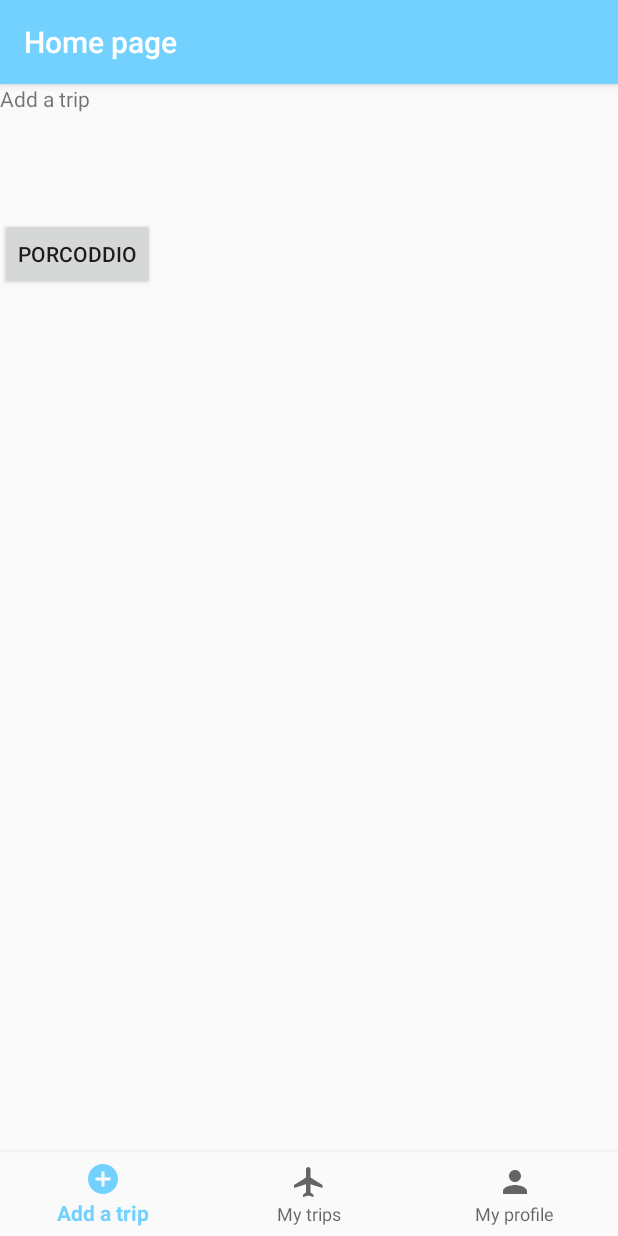
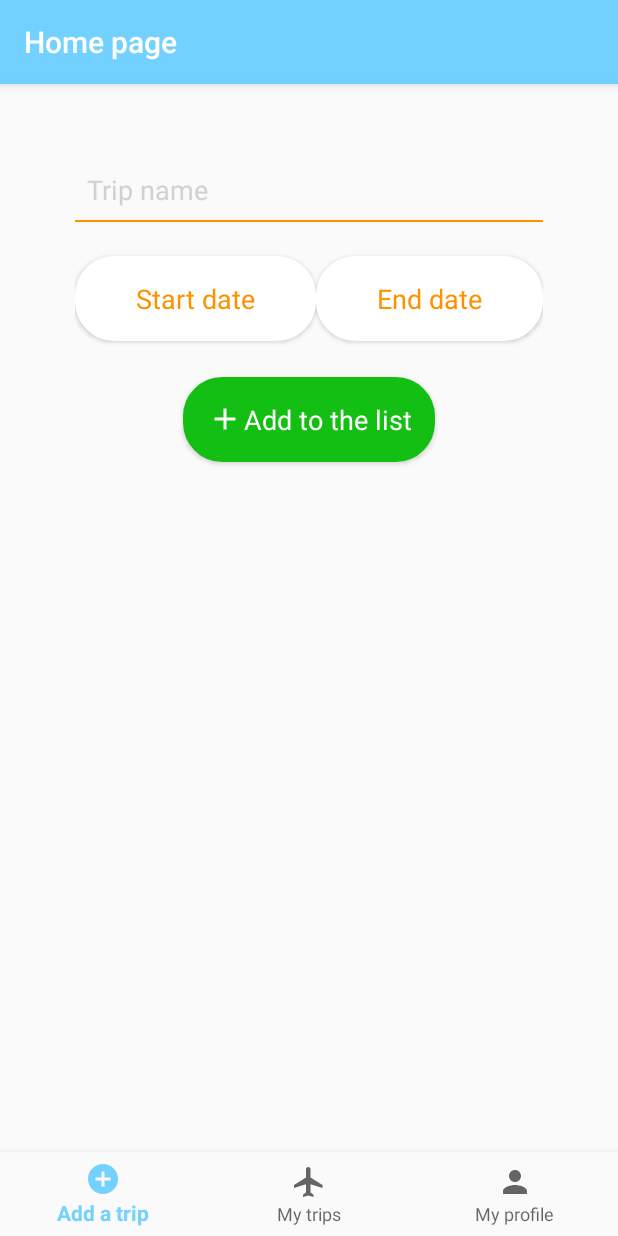
Before and after one commit to Dhug95/MyTravel, an Android app: the AddTripFragment screen opened directly, with no data from a screen before it, on a phone screen of 412 x 824 dp. Run offline under Robolectric (Android 15) with nearby library versions, the phone set to English and light mode, and no system bars.

Commit message:
Created "Add a trip" page (1st draft)

```diff
--- a/app/src/main/java/com/example/francesco/mytravel/AddTripFragment.java
+++ b/app/src/main/java/com/example/francesco/mytravel/AddTripFragment.java
@@ -1,19 +1,26 @@
 package com.example.francesco.mytravel;
 
 
+import android.content.Intent;
 import android.os.Bundle;
+import android.support.design.widget.FloatingActionButton;
+import android.support.v4.app.DialogFragment;
 import android.support.v4.app.Fragment;
 import android.view.LayoutInflater;
 import android.view.View;
 import android.view.ViewGroup;
+import android.widget.Button;
 import android.widget.TextView;
+import android.widget.Toast;
 
 
 /**
  * A simple {@link Fragment} subclass.
  */
-public class AddTripFragment extends Fragment {
+public class AddTripFragment extends Fragment implements View.OnClickListener {
 
+    private static final String TOKEN =
+            "com.example.francesco.mytravel.extra.TOKEN";
 
     public AddTripFragment() {
         // Required empty public constructor
@@ -23,8 +30,41 @@ public class AddTripFragment extends Fragment {
     @Override
     public View onCreateView(LayoutInflater inflater, ViewGroup container,
                              Bundle savedInstanceState) {
+
+        String token = getArguments().getString(TOKEN);
+
         // Inflate the layout for this fragment
-        return inflater.inflate(R.layout.fragment_add_trip, container, false);
+        View v = inflater.inflate(R.layout.fragment_add_trip, container, false);
+
+        TextView mTripName = (TextView) v.findViewById(R.id.trip_name_create);
+        Button startDateButton = (Button) v.findViewById(R.id.start_date_button);
+        Button endDateButton = (Button) v.findViewById(R.id.end_date_button);
+
+        startDateButton.setOnClickListener(this);
+        endDateButton.setOnClickListener(this);
+
+        return v;
+    }
+
+    @Override
+    public void onClick(View v) {
+        switch (v.getId()) {
+            case R.id.start_date_button:
+                showDatePickerDialog(v);
+                break;
+
+            case R.id.end_date_button:
+                showDatePickerDialog(v);
+
+            default:
+                break;
+        }
+    }
+
+    public void showDatePickerDialog(View v) {
+        DialogFragment newFragment = new DatePickerFragment();
+        newFragment.show(getFragmentManager(),
+                v.getTag().toString());
     }
 
 }
--- /dev/null
+++ b/app/src/main/java/com/example/francesco/mytravel/DatePickerFragment.java
@@ -0,0 +1,43 @@
+package com.example.francesco.mytravel;
+
+
+import android.app.DatePickerDialog;
+import android.app.Dialog;
+import android.os.Bundle;
+import android.support.annotation.NonNull;
+import android.support.v4.app.DialogFragment;
+import android.support.v4.app.Fragment;
+import android.util.Log;
+import android.view.LayoutInflater;
+import android.view.View;
+import android.view.ViewGroup;
+import android.widget.DatePicker;
+import android.widget.TextView;
+
+import java.util.Calendar;
+
+/**
+ * A simple {@link Fragment} subclass.
+ */
+public class DatePickerFragment extends DialogFragment implements DatePickerDialog.OnDateSetListener {
+
+    @NonNull
+    @Override
+    public Dialog onCreateDialog(Bundle savedInstanceState) {
+        // Use the current date as the default date in the picker.
+        final Calendar c = Calendar.getInstance();
+        int year = c.get(Calendar.YEAR);
+        int month = c.get(Calendar.MONTH);
+        int day = c.get(Calendar.DAY_OF_MONTH);
+
+        // Create a new instance of DatePickerDialog and return it.
+        return new DatePickerDialog(getActivity(), this, year, month, day);
+    }
+
+    public void onDateSet(DatePicker view, int year, int month, int day) {
+        // Set the activity
+        LoggedHomeActivity activity = (LoggedHomeActivity) getActivity();
+        // Invoke processDatePickerResult() method.
+        activity.processDatePickerResult(year, month, day, getTag());
+    }
+}
--- a/app/src/main/java/com/example/francesco/mytravel/LoggedHomeActivity.java
+++ b/app/src/main/java/com/example/francesco/mytravel/LoggedHomeActivity.java
@@ -4,6 +4,7 @@ import android.content.Intent;
 import android.os.Bundle;
 import android.support.annotation.NonNull;
 import android.support.design.widget.BottomNavigationView;
+import android.support.v4.app.DialogFragment;
 import android.support.v4.app.Fragment;
 import android.support.v4.app.FragmentTransaction;
 import android.support.v7.app.AppCompatActivity;
@@ -11,6 +12,7 @@ import android.util.Log;
 import android.view.MenuItem;
 import android.view.View;
 import android.widget.TextView;
+import android.widget.Toast;
 
 public class LoggedHomeActivity extends AppCompatActivity {
 
@@ -31,9 +33,11 @@ public class LoggedHomeActivity extends AppCompatActivity {
 
             switch (item.getItemId()) {
                 case R.id.navigation_add_trip:
+                    addTripFragment.setArguments(bundle);
                     setFragment(addTripFragment);
                     return true;
                 case R.id.navigation_trips:
+                    tripsFragment.setArguments(bundle);
                     setFragment(tripsFragment);
                     return true;
                 case R.id.navigation_profile:
@@ -66,10 +70,22 @@ public class LoggedHomeActivity extends AppCompatActivity {
         tripsFragment = new TripsFragment();
         profileFragment = new ProfileFragment();
 
+        addTripFragment.setArguments(bundle);
         setFragment(addTripFragment);
 
         BottomNavigationView navigation = (BottomNavigationView) findViewById(R.id.navigation);
         navigation.setOnNavigationItemSelectedListener(mOnNavigationItemSelectedListener);
 
     }
+
+    public void processDatePickerResult(int year, int month, int day, String tag) {
+        String month_string = Integer.toString(month + 1);
+        String day_string = Integer.toString(day);
+        String year_string = Integer.toString(year);
+        // Assign the concatenated strings to dateMessage.
+        String dateMessage = (month_string + "/" +
+                day_string + "/" + year_string);
+        Toast.makeText(this, tag + ": " + dateMessage,
+                Toast.LENGTH_SHORT).show();
+    }
 }
--- a/app/src/main/java/com/example/francesco/mytravel/ProfileFragment.java
+++ b/app/src/main/java/com/example/francesco/mytravel/ProfileFragment.java
@@ -3,12 +3,14 @@ package com.example.francesco.mytravel;
 
 import android.content.Intent;
 import android.os.Bundle;
+import android.support.design.widget.FloatingActionButton;
 import android.support.v4.app.Fragment;
 import android.view.LayoutInflater;
 import android.view.View;
 import android.view.ViewGroup;
 import android.widget.Button;
 import android.widget.TextView;
+import android.widget.Toast;
 
 
 /**
@@ -36,7 +38,9 @@ public class ProfileFragment extends Fragment implements View.OnClickListener {
         TextView mEmailInfo = (TextView) v.findViewById(R.id.email_text);
 
         Button logout = (Button) v.findViewById(R.id.logout_button);
+        FloatingActionButton fab = (FloatingActionButton) v.findViewById(R.id.fab_profile);
         logout.setOnClickListener(this);
+        fab.setOnClickListener(this);
 
         new GetProfileInfo(getContext(), mUsernameInfo, mEmailInfo).execute(token);
 
@@ -51,6 +55,11 @@ public class ProfileFragment extends Fragment implements View.OnClickListener {
                 startActivity(intent);
                 break;
 
+            case R.id.fab_profile:
+                Toast toast = Toast.makeText(getContext(), "FAB del profilo", Toast.LENGTH_LONG);
+                toast.show();
+                break;
+
             default:
                 break;
         }
--- a/app/src/main/java/com/example/francesco/mytravel/SendLoginData.java
+++ b/app/src/main/java/com/example/francesco/mytravel/SendLoginData.java
@@ -37,9 +37,6 @@ public class SendLoginData extends AsyncTask<String, Void, String> {
                 success = jsonObject.getString("success");
                 message = jsonObject.getString("message");
 
-                Toast t = Toast.makeText(mContext, message, Toast.LENGTH_LONG);
-                t.show();
-
                 if (success.equals("true")) {
                     // Show the token
                     token = jsonObject.getString("token");
@@ -49,7 +46,9 @@ public class SendLoginData extends AsyncTask<String, Void, String> {
                     intent.setFlags(Intent.FLAG_ACTIVITY_NEW_TASK);
                     intent.putExtra(TOKEN, token);
                     mContext.startActivity(intent);
-
+                } else {
+                    Toast t = Toast.makeText(mContext, message, Toast.LENGTH_LONG);
+                    t.show();
                 }
             } catch (Exception e) {
                 e.printStackTrace();
--- /dev/null
+++ b/app/src/main/res/drawable/background_create.xml
@@ -0,0 +1,18 @@
+<?xml version="1.0" encoding="utf-8"?>
+<shape
+    xmlns:android="http://schemas.android.com/apk/res/android">
+    <stroke
+        android:width="2dp"
+        android:color="#12bf12"/>
+    <corners
+        android:radius="25dp" />
+
+    <padding
+        android:left="2dp"
+        android:right="2dp"
+        android:top="2dp"
+        android:bottom="2dp"/>
+
+    <solid android:color="#12bf12"/>
+
+</shape>
--- /dev/null
+++ b/app/src/main/res/drawable/ic_add_white_24dp.xml
@@ -0,0 +1,5 @@
+<vector android:height="24dp" android:tint="#FFFFFF"
+    android:viewportHeight="24.0" android:viewportWidth="24.0"
+    android:width="24dp" xmlns:android="http://schemas.android.com/apk/res/android">
+    <path android:fillColor="#FF000000" android:pathData="M19,13h-6v6h-2v-6H5v-2h6V5h2v6h6v2z"/>
+</vector>
--- a/app/src/main/res/layout/fragment_add_trip.xml
+++ b/app/src/main/res/layout/fragment_add_trip.xml
@@ -4,19 +4,88 @@
     android:id="@+id/add_trip_fragment"
     android:layout_width="match_parent"
     android:layout_height="match_parent"
+    android:padding="@dimen/home_padding"
     tools:context=".AddTripFragment">
 
-    <TextView
+    <EditText
+        android:id="@+id/trip_name_create"
         android:layout_width="match_parent"
-        android:layout_height="match_parent"
-        android:text="@string/title_add_trip" />
+        android:layout_height="wrap_content"
+        android:background="@android:color/transparent"
+        android:drawablePadding="12dp"
+        android:hint="@string/trip_name"
+        android:padding="8dp"
+        android:textColor="@color/colorPrimary"
+        android:textColorHint="@color/colorFields" />
+
+    <View
+        android:layout_width="match_parent"
+        android:layout_height="1dp"
+        android:layout_below="@+id/trip_name_create"
+        android:background="@color/colorSecondary" />
+
+    <LinearLayout
+        android:id="@+id/internal_linear"
+        android:layout_width="match_parent"
+        android:layout_height="wrap_content"
+        android:layout_below="@+id/trip_name_create"
+        android:layout_centerHorizontal="true"
+        android:orientation="horizontal">
+
+        <Button
+            android:id="@+id/start_date_button"
+            style="@style/Base.TextAppearance.AppCompat.Body1"
+            android:layout_width="wrap_content"
+            android:layout_height="wrap_content"
+            android:layout_marginBottom="24dp"
+            android:layout_marginTop="24dp"
+            android:layout_weight="1"
+            android:background="@drawable/background_login"
+            android:clickable="true"
+            android:focusable="true"
+            android:padding="@dimen/default_padding"
+            android:tag="@string/start_date"
+            android:text="@string/start_date"
+            android:textAllCaps="false"
+            android:textColor="@color/colorSecondary"
+            android:textSize="18sp" />
+
+        <Button
+            android:id="@+id/end_date_button"
+            style="@style/Base.TextAppearance.AppCompat.Body1"
+            android:layout_width="wrap_content"
+            android:layout_height="wrap_content"
+            android:layout_marginBottom="24dp"
+            android:layout_marginTop="24dp"
+            android:layout_weight="1"
+            android:background="@drawable/background_login"
+            android:clickable="true"
+            android:focusable="true"
+            android:padding="@dimen/default_padding"
+            android:tag="@string/end_date"
+            android:text="@string/end_date"
+            android:textAllCaps="false"
+            android:textColor="@color/colorSecondary"
+            android:textSize="18sp" />
+    </LinearLayout>
 
     <Button
+        android:id="@+id/create_trip"
+        style="@style/Base.TextAppearance.AppCompat.Body1"
         android:layout_width="wrap_content"
         android:layout_height="wrap_content"
-        android:layout_alignParentStart="true"
-        android:layout_alignParentTop="true"
-        android:layout_marginTop="89dp"
-        android:text="Porcoddio" />
+        android:layout_centerHorizontal="true"
+        android:drawableStart="@drawable/ic_add_white_24dp"
+        android:layout_marginBottom="24dp"
+        android:layout_below="@id/internal_linear"
+        android:background="@drawable/background_create"
+        android:clickable="true"
+        android:focusable="true"
+        android:padding="@dimen/default_padding"
+        android:text="@string/add_to_the_list"
+        android:textAllCaps="false"
+        android:textColor="#fff"
+        android:textSize="18sp" />
+
 
 </RelativeLayout>
--- a/app/src/main/res/layout/fragment_profile.xml
+++ b/app/src/main/res/layout/fragment_profile.xml
@@ -71,6 +71,8 @@
         style="@style/Base.TextAppearance.AppCompat.Body1"
         android:layout_width="wrap_content"
         android:layout_height="wrap_content"
+        android:layout_below="@id/email"
+        android:layout_centerHorizontal="true"
         android:layout_marginTop="24dp"
         android:background="@drawable/background_login"
         android:clickable="true"
@@ -78,19 +80,16 @@
         android:padding="@dimen/default_padding"
         android:text="@string/logout"
         android:textAllCaps="false"
-        android:layout_below="@id/email"
-        android:layout_centerHorizontal="true"
         android:textColor="@color/colorRed"
         android:textSize="18sp" />
 
     <android.support.design.widget.FloatingActionButton
-        android:id="@+id/fab"
+        android:id="@+id/fab_profile"
         android:layout_width="wrap_content"
         android:layout_height="wrap_content"
         android:layout_above="@id/navigation"
         android:layout_alignParentBottom="true"
         android:layout_alignParentEnd="true"
-        android:layout_gravity="bottom|end"
         android:layout_marginBottom="@dimen/home_padding"
         app:backgroundTint="@color/colorSecondary"
         app:fabSize="normal"
--- a/app/src/main/res/values/strings.xml
+++ b/app/src/main/res/values/strings.xml
@@ -21,4 +21,8 @@
 
     <string name="hello_blank_fragment">Hello blank fragment</string>
     <string name="logout">Log out</string>
+    <string name="trip_name">Trip name</string>
+    <string name="start_date">Start date</string>
+    <string name="end_date">End date</string>
+    <string name="add_to_the_list">Add to the list</string>
 </resources>
```
